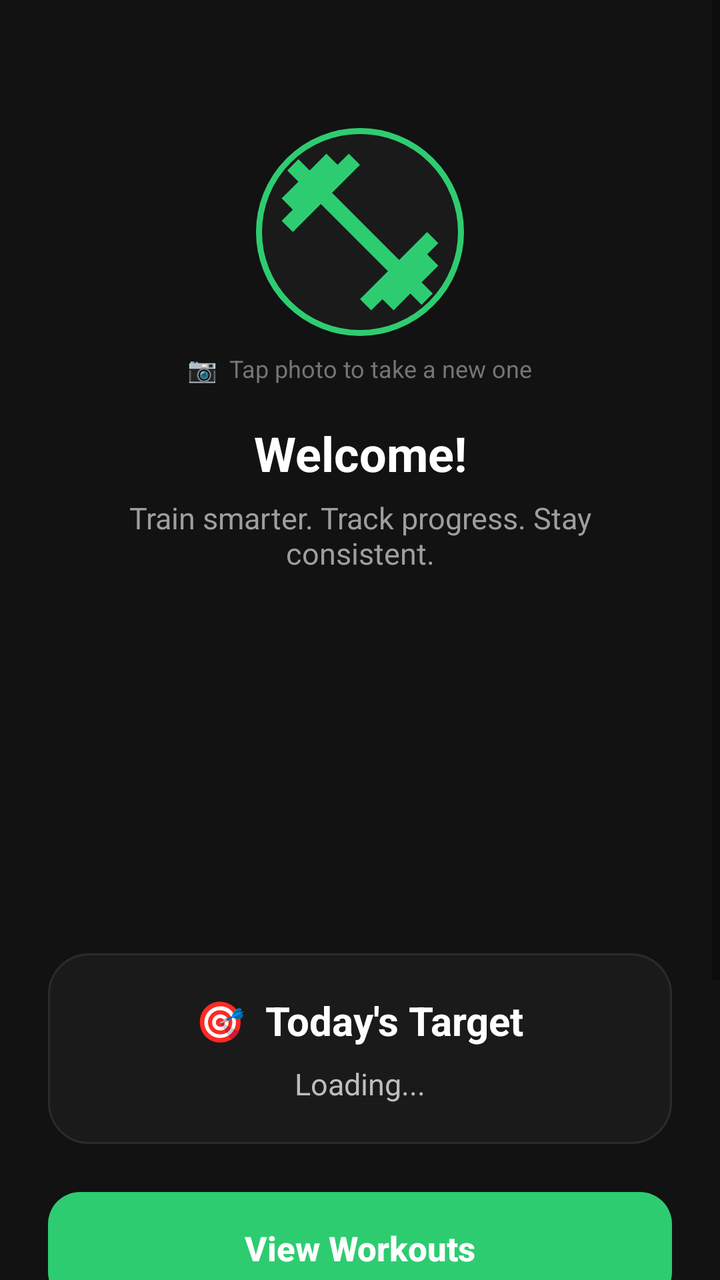
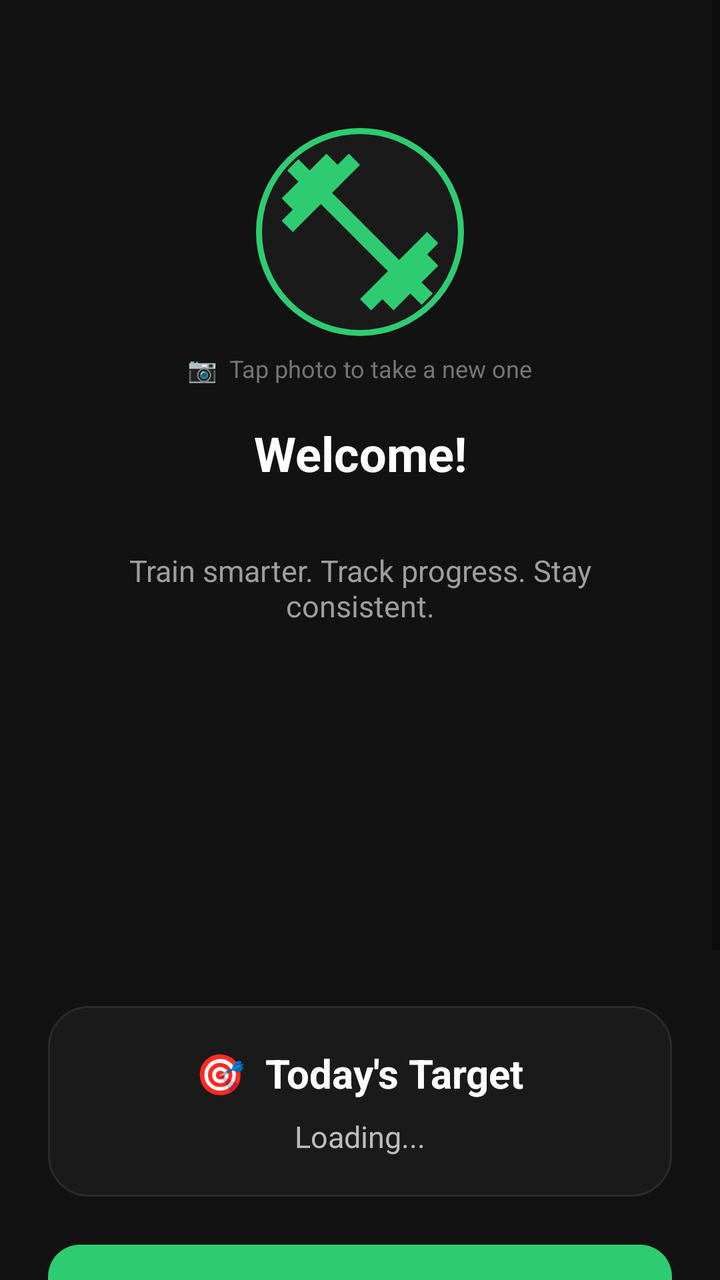

Before-and-after screenshots of an Android layout around one commit, followed by the original layout XML and the change that was made.
<!-- AndroidManifest.xml: application theme Theme.GymFlow -->
<!-- res/layout/activity_main.xml -->
<?xml version="1.0" encoding="utf-8"?>
<ScrollView xmlns:android="http://schemas.android.com/apk/res/android"
    android:layout_width="match_parent"
    android:layout_height="match_parent"
    android:background="@color/background">

    <LinearLayout
        android:layout_width="match_parent"
        android:layout_height="wrap_content"
        android:orientation="vertical"
        android:padding="24dp">

        
        <ImageView
            android:id="@+id/imgProfile"
            android:layout_width="104dp"
            android:layout_height="104dp"
            android:layout_gravity="center"
            android:layout_marginTop="40dp"
            android:background="@drawable/profile_ring_bg"
            android:padding="5dp"
            android:src="@drawable/ic_dumbbell"
            android:contentDescription="Profile photo" />

        
        <TextView
            android:layout_width="wrap_content"
            android:layout_height="wrap_content"
            android:layout_gravity="center"
            android:layout_marginTop="8dp"
            android:text="📷  Tap photo to take a new one"
            android:textColor="@color/text_muted"
            android:textSize="12sp" />

        
        <TextView
            android:id="@+id/tvWelcome"
            android:layout_width="match_parent"
            android:layout_height="wrap_content"
            android:layout_marginTop="18dp"
            android:gravity="center"
            android:text="Welcome!"
            android:textColor="@color/text_primary"
            android:textSize="24sp"
            android:textStyle="bold" />

        
        <TextView
            android:id="@+id/tvSubtitle"
            android:layout_width="280dp"
            android:layout_height="wrap_content"
            android:layout_gravity="center"
            android:layout_marginTop="6dp"
            android:gravity="center"
            android:text="Train smarter. Track progress. Stay consistent."
            android:textColor="@color/text_secondary"
            android:textSize="15sp" />

        
        <ImageView
            android:id="@+id/imgBanner"
            android:layout_width="match_parent"
            android:layout_height="150dp"
            android:layout_marginTop="24dp"
            android:scaleType="centerCrop"
            android:contentDescription="Fitness banner" />

        
        <LinearLayout
            android:layout_width="match_parent"
            android:layout_height="wrap_content"
            android:layout_marginTop="16dp"
            android:background="@drawable/screen_panel_bg"
            android:orientation="vertical"
            android:padding="20dp">

            <TextView
                android:id="@+id/tvTargetTitle"
                android:layout_width="wrap_content"
                android:layout_height="wrap_content"
                android:layout_gravity="center"
                android:text="🎯  Today's Target"
                android:textColor="@color/text_primary"
                android:textSize="20sp"
                android:textStyle="bold" />

            <TextView
                android:id="@+id/tvTargetSubtitle"
                android:layout_width="wrap_content"
                android:layout_height="wrap_content"
                android:layout_marginTop="8dp"
                android:layout_gravity="center"
                android:text="Loading..."
                android:textColor="#BDBDBD"
                android:textSize="15sp" />

        </LinearLayout>

        
        <Button
            android:id="@+id/btnViewWorkouts"
            android:layout_width="match_parent"
            android:layout_height="56dp"
            android:layout_marginTop="24dp"
            android:background="@drawable/primary_button_bg"
            android:text="View Workouts"
            android:textAllCaps="false"
            android:textColor="@color/text_primary"
            android:textSize="17sp"
            android:textStyle="bold" />

        
        <Button
            android:id="@+id/btnViewProgress"
            android:layout_width="match_parent"
            android:layout_height="56dp"
            android:layout_marginTop="14dp"
            android:background="@drawable/secondary_button_bg"
            android:text="View Progress"
            android:textAllCaps="false"
            android:textColor="@color/text_primary"
            android:textSize="17sp" />

        
        <Button
            android:id="@+id/btnSignOut"
            android:layout_width="wrap_content"
            android:layout_height="wrap_content"
            android:layout_gravity="center"
            android:layout_marginTop="18dp"
            android:layout_marginBottom="24dp"
            android:background="@android:color/transparent"
            android:text="Sign Out"
            android:textAllCaps="false"
            android:textColor="@color/text_muted"
            android:textSize="15sp" />

    </LinearLayout>

</ScrollView>
<!-- resources referenced by this layout -->
<resources>
  <color name="background">#121212</color>
  <color name="text_muted">#757575</color>
  <color name="text_primary">#FFFFFF</color>
  <color name="text_secondary">#9E9E9E</color>
  <!-- drawable ic_dumbbell (drawable) -->
  <vector xmlns:android="http://schemas.android.com/apk/res/android" android:height="64dp" android:tint="#2ECC71" android:viewportHeight="24" android:viewportWidth="24" android:width="64dp">
        
      <path android:fillColor="@android:color/white" android:pathData="M20.57,14.86L22,13.43 20.57,12 17,15.57 8.43,7 12,3.43 10.57,2 9.14,3.43 7.71,2 5.57,4.14 4.14,2.71 2.71,4.14l1.43,1.43L2,7.71l1.43,1.43L2,10.57 3.43,12 7,8.43 15.57,17 12,20.57 13.43,22l1.43,-1.43L16.29,22l2.14,-2.14 1.43,1.43 1.43,-1.43 -1.43,-1.43L22,16.29z"/>
      
  </vector>
  <!-- drawable primary_button_bg (drawable) -->
  <?xml version="1.0" encoding="utf-8"?>
  <shape xmlns:android="http://schemas.android.com/apk/res/android">
      <solid android:color="#2ECC71" />
      <corners android:radius="16dp" />
  </shape>
  <!-- drawable profile_ring_bg (drawable) -->
  <?xml version="1.0" encoding="utf-8"?>
  <shape xmlns:android="http://schemas.android.com/apk/res/android"
      android:shape="oval">
      <solid android:color="@color/surface" />
      <stroke
          android:width="3dp"
          android:color="@color/accent" />
  </shape>
  <!-- drawable screen_panel_bg (drawable) -->
  <?xml version="1.0" encoding="utf-8"?>
  <shape xmlns:android="http://schemas.android.com/apk/res/android">
      <solid android:color="#1A1A1A" />
      <corners android:radius="20dp" />
      <stroke
          android:width="1dp"
          android:color="#2B2B2B" />
  </shape>
  <!-- drawable secondary_button_bg (drawable) -->
  <?xml version="1.0" encoding="utf-8"?>
  <shape xmlns:android="http://schemas.android.com/apk/res/android">
      <solid android:color="#2A2A2A" />
      <corners android:radius="16dp" />
      <stroke
          android:width="1dp"
          android:color="#3A3A3A" />
  </shape>
  <style name="Theme.GymFlow" parent="Theme.AppCompat.DayNight.NoActionBar">
          <item name="android:statusBarColor">@android:color/transparent</item>
      </style>
  <color name="surface">#1A1A1A</color>
  <color name="accent">#2ECC71</color>
</resources>

<!-- the commit's change to res/layout/activity_main.xml (unified diff, before → after) -->
@@ -42,6 +42,18 @@
             android:text="Welcome!"
             android:textColor="@color/text_primary"
             android:textSize="24sp"
+            android:textStyle="bold" />
+
+        
+        <TextView
+            android:id="@+id/tvStreak"
+            android:layout_width="match_parent"
+            android:layout_height="wrap_content"
+            android:layout_marginTop="6dp"
+            android:gravity="center"
+            android:text=""
+            android:textColor="@color/accent"
+            android:textSize="15sp"
             android:textStyle="bold" />
 
         
